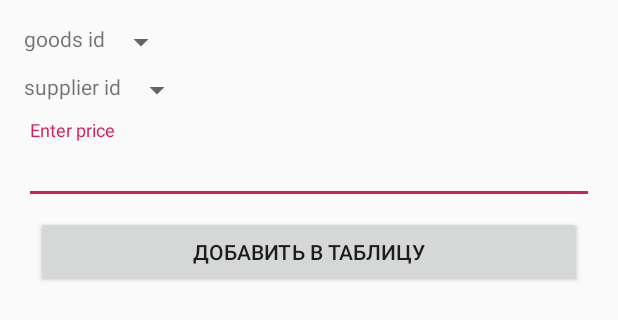
After one commit to Naemys2313/ElectricalApplianceStore, an Android app: the layout activity_add_procurement.xml on its own in the app's theme, with its tools: preview values and no code run, on a phone screen of 412 x 824 dp. The commit adds this screen. Shown: the top 320 px of the screen. Run offline under Robolectric (Android 15) with nearby library versions, the phone set to English and light mode, and no system bars; network calls fail.

Commit message:
Реализовано добавление закупки

```diff
--- a/app/src/main/java/com/naemys/electricalappliancestore/AddDataActivity.java
+++ b/app/src/main/java/com/naemys/electricalappliancestore/AddDataActivity.java
@@ -28,6 +28,7 @@ import com.naemys.electricalappliancestore.database.DeliveryDB;
 import com.naemys.electricalappliancestore.database.GoodsDB;
 import com.naemys.electricalappliancestore.database.OrderDB;
 import com.naemys.electricalappliancestore.database.PaymentMethodDB;
+import com.naemys.electricalappliancestore.database.ProcurementDB;
 import com.naemys.electricalappliancestore.models.Cart;
 import com.naemys.electricalappliancestore.models.Client;
 import com.naemys.electricalappliancestore.models.Delivery;
@@ -35,6 +36,8 @@ import com.naemys.electricalappliancestore.models.Goods;
 import com.naemys.electricalappliancestore.models.Model;
 import com.naemys.electricalappliancestore.models.Order;
 import com.naemys.electricalappliancestore.models.PaymentMethod;
+import com.naemys.electricalappliancestore.models.Procurement;
+import com.naemys.electricalappliancestore.models.Supplier;
 import com.naemys.electricalappliancestore.models.TypeOfGoods;
 import com.naemys.electricalappliancestore.request.CustomJsonObjectRequest;
 import com.naemys.electricalappliancestore.request.CustomJsonStringRequest;
@@ -61,6 +64,7 @@ public class AddDataActivity extends AppCompatActivity {
     private List<TypeOfGoods> typesOfGoods;
     private List<Client> clients;
     private List<PaymentMethod> paymentMethods;
+    private List<Supplier> suppliers;
 
     private Spinner goodsSpinner, orderSpinner, typesOfGoodsSpinner;
 
@@ -85,6 +89,7 @@ public class AddDataActivity extends AppCompatActivity {
         typesOfGoods = new ArrayList<>();
         clients = new ArrayList<>();
         paymentMethods = new ArrayList<>();
+        suppliers = new ArrayList<>();
 
         switch (table) {
             case Unit.Carts.TABLE_NAME:
@@ -428,6 +433,34 @@ public class AddDataActivity extends AppCompatActivity {
     }
 
     private void setActivityProcurement() {
+        setContentView(R.layout.activity_add_procurement);
+
+        final ProcurementDB procurementDB = new ProcurementDB(this, requestQueue);
+
+        final Spinner goodsSpinner = findViewById(R.id.goodsSpinner);
+        final Spinner suppliersSpinner = findViewById(R.id.suppliersSpinner);
+        final TextInputEditText priceEditText = findViewById(R.id.priceEditText);
+
+        setList(new Goods(), goodsList, goodsSpinner, Unit.Goods.URL_GET_ALL, null);
+        setList(new Supplier(), suppliers, suppliersSpinner, Unit.Suppliers.URL_GET_ALL, null);
+
+        addDataButton = findViewById(R.id.addDataButton);
+        addDataButton.setOnClickListener(new View.OnClickListener() {
+            @Override
+            public void onClick(View v) {
+                int goodsIndex = goodsSpinner.getSelectedItemPosition();
+                String goodsId = goodsList.get(goodsIndex).getId();
+
+                int supplierIndex = suppliersSpinner.getSelectedItemPosition();
+                String supplierId = suppliers.get(supplierIndex).getId();
+
+                String price = priceEditText.getText().toString().trim();
+
+                Procurement procurement = new Procurement(null, goodsId, supplierId, price);
+
+                procurementDB.create(procurement);
+            }
+        });
 
     }
 
--- /dev/null
+++ b/app/src/main/res/layout/activity_add_procurement.xml
@@ -0,0 +1,65 @@
+<?xml version="1.0" encoding="utf-8"?>
+<androidx.constraintlayout.widget.ConstraintLayout xmlns:android="http://schemas.android.com/apk/res/android"
+    xmlns:app="http://schemas.android.com/apk/res-auto"
+    android:layout_width="match_parent"
+    android:layout_height="match_parent"
+    android:padding="16dp">
+
+    <TextView
+        android:id="@+id/goodsId"
+        android:layout_width="wrap_content"
+        android:layout_height="wrap_content"
+        android:text="@string/goods_id"
+        app:layout_constraintStart_toStartOf="parent"
+        app:layout_constraintTop_toTopOf="parent" />
+
+    <Spinner
+        android:id="@+id/goodsSpinner"
+        android:layout_width="wrap_content"
+        android:layout_height="wrap_content"
+        app:layout_constraintStart_toEndOf="@id/goodsId"
+        app:layout_constraintTop_toTopOf="@id/goodsId" />
+
+    <TextView
+        android:id="@+id/supplierId"
+        android:layout_width="wrap_content"
+        android:layout_height="wrap_content"
+        android:layout_marginTop="8dp"
+        android:text="@string/supplier_id"
+        app:layout_constraintStart_toStartOf="parent"
+        app:layout_constraintTop_toBottomOf="@id/goodsSpinner" />
+
+    <Spinner
+        android:id="@+id/suppliersSpinner"
+        android:layout_width="wrap_content"
+        android:layout_height="wrap_content"
+        app:layout_constraintStart_toEndOf="@id/supplierId"
+        app:layout_constraintTop_toTopOf="@id/supplierId" />
+
+    <com.google.android.material.textfield.TextInputLayout
+        android:id="@+id/priceTextInputLayout"
+        android:layout_width="match_parent"
+        android:layout_height="wrap_content"
+        android:layout_marginTop="8dp"
+        app:layout_constraintEnd_toEndOf="parent"
+        app:layout_constraintStart_toStartOf="parent"
+        app:layout_constraintTop_toBottomOf="@id/suppliersSpinner">
+
+        <com.google.android.material.textfield.TextInputEditText
+            android:id="@+id/priceEditText"
+            android:layout_width="match_parent"
+            android:layout_height="wrap_content"
+            android:hint="@string/hint_price_edit_text" />
+
+    </com.google.android.material.textfield.TextInputLayout>
+
+    <Button
+        android:id="@+id/addDataButton"
+        android:layout_width="match_parent"
+        android:layout_height="wrap_content"
+        android:layout_margin="8dp"
+        android:text="@string/add_data_button"
+        app:layout_constraintStart_toStartOf="parent"
+        app:layout_constraintTop_toBottomOf="@+id/priceTextInputLayout" />
+
+</androidx.constraintlayout.widget.ConstraintLayout>
--- a/app/src/main/res/values/strings.xml
+++ b/app/src/main/res/values/strings.xml
@@ -58,4 +58,5 @@
     <string name="hint_name_edit_text">Enter your name</string>
     <string name="hint_quantity_in_stock_edit_text">Enter quantity in stock</string>
     <string name="hint_description_edit_text">Enter description</string>
+    <string name="hint_price_edit_text">Enter price</string>
 </resources>
```
